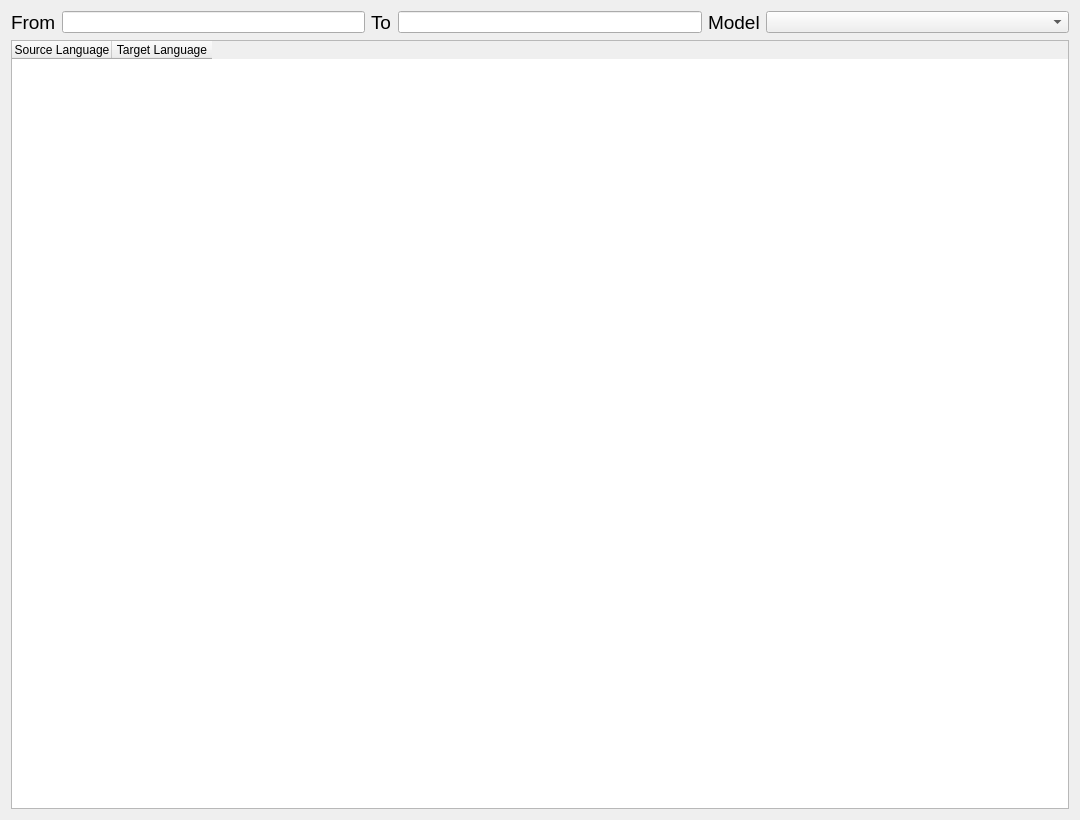
The window that ui/translator_window.ui (TruongHaiDang/SRT-Editor) describes before a commit, drawn with Qt 5.
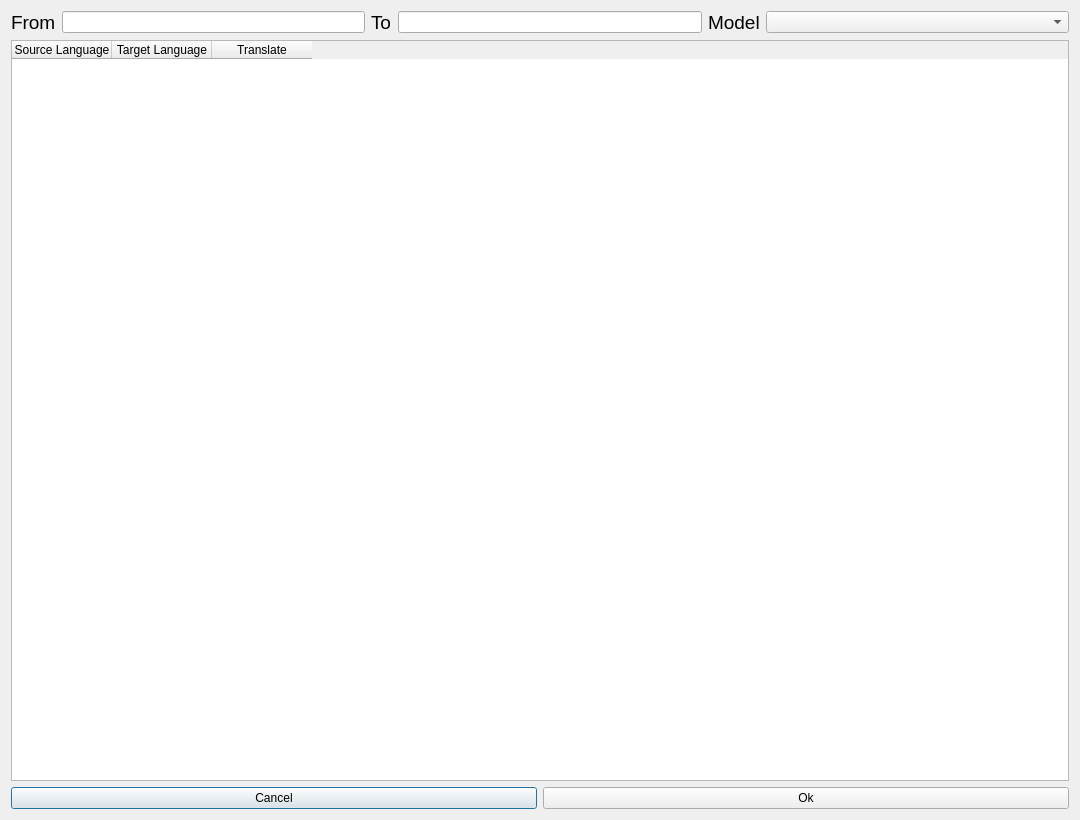
The same window after the commit.

Commit message:
feat: add per-row translate buttons and dialog controls
Add per-row translate buttons and dialog controls to enable direct,
row-specific translation actions without requiring row selection.
Improve table column sizing to better fit content and reserve space
for action controls. Wire the cancel button to close the dialog and
introduce a click handler that resolves the target row and logs the
translation request.

This makes the UI more interactive and user-friendly by allowing
users to translate individual lines directly and provides clearer
layout and controls for dialog actions.

Diff of the .ui file:
```diff
--- a/ui/translator_window.ui
+++ b/ui/translator_window.ui
@@ -75,8 +75,31 @@
        <string>Target Language</string>
       </property>
      </column>
+     <column>
+      <property name="text">
+       <string>Translate</string>
+      </property>
+     </column>
     </widget>
    </item>
+   <item>
+    <layout class="QHBoxLayout" name="horizontalLayout_2">
+     <item>
+      <widget class="QPushButton" name="btnCancle">
+       <property name="text">
+        <string>Cancel</string>
+       </property>
+      </widget>
+     </item>
+     <item>
+      <widget class="QPushButton" name="btnOk">
+       <property name="text">
+        <string>Ok</string>
+       </property>
+      </widget>
+     </item>
+    </layout>
+   </item>
   </layout>
  </widget>
  <resources/>
```
The commit also changes 2 other files.
